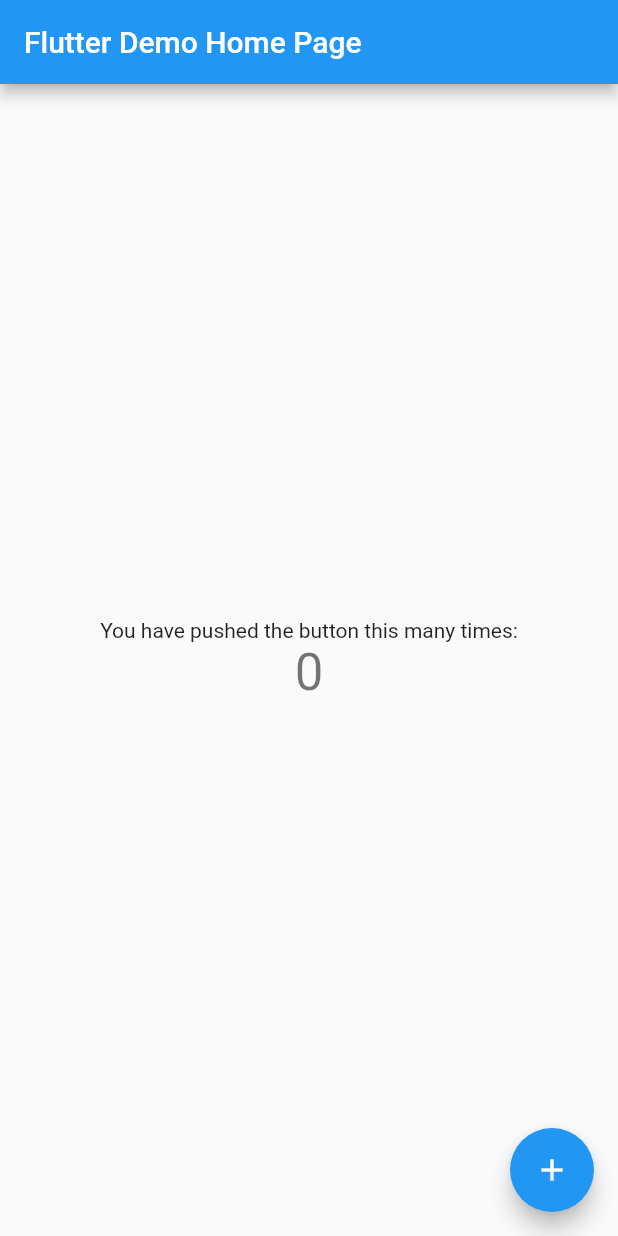
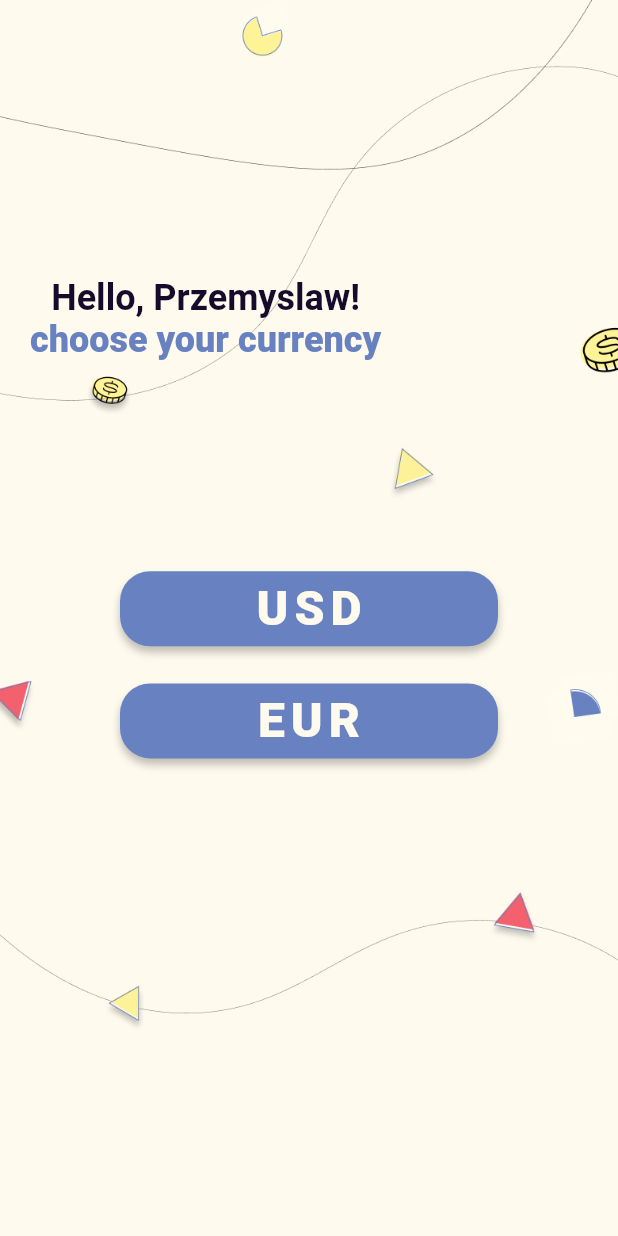
Before and after one commit to p-golba/kantor_euvic, a Flutter app: the screen it shows after launch, on a phone screen of 412 x 824 dp. Run offline on Flutter 3.47's test engine with Material 2 defaults, Android fonts, the light colour scheme and no system bars; our stand-ins replace google_fonts.

Commit message:
wip add home page screen

```diff
--- /dev/null
+++ b/lib/app.dart
@@ -0,0 +1,14 @@
+import 'package:flutter/material.dart';
+import 'package:kantor_euvic/home_page/view/home_page.dart';
+
+class App extends StatelessWidget {
+  const App({Key? key}) : super(key: key);
+
+  @override
+  Widget build(BuildContext context) {
+    return MaterialApp(
+      debugShowCheckedModeBanner: false,
+      home: HomePage(),
+    );
+  }
+}
--- /dev/null
+++ b/lib/home_page/view/home_page.dart
@@ -0,0 +1,130 @@
+import 'package:flutter/material.dart';
+import 'package:google_fonts/google_fonts.dart';
+
+class HomePage extends StatelessWidget {
+  const HomePage({Key? key}) : super(key: key);
+
+  @override
+  Widget build(BuildContext context) {
+    return Container(
+      decoration: BoxDecoration(
+        image: DecorationImage(
+          image: AssetImage('assets/bg.png'),
+          fit: BoxFit.cover,
+        ),
+      ),
+      child: Scaffold(
+        backgroundColor: Colors.transparent,
+        body: Padding(
+          padding: const EdgeInsets.all(20),
+          child: Column(
+            crossAxisAlignment: CrossAxisAlignment.start,
+            children: [
+              Padding(
+                padding: EdgeInsets.only(
+                  top: MediaQuery.of(context).size.height * 0.2,
+                ),
+                child: Column(
+                  children: [
+                    Text(
+                      'Hello, Przemyslaw!',
+                      style: TextStyle(
+                        color: Color(0xff150C2C),
+                        fontSize: 24,
+                        fontWeight: FontWeight.w700,
+                        fontFamily:
+                            GoogleFonts.ibmPlexSansDevanagari().fontFamily,
+                      ),
+                    ),
+                    Text(
+                      'choose your currency',
+                      style: TextStyle(
+                        color: Color(0xff6881C0),
+                        fontSize: 24,
+                        fontWeight: FontWeight.w900,
+                        fontFamily:
+                            GoogleFonts.ibmPlexSansDevanagari().fontFamily,
+                      ),
+                    ),
+                  ],
+                ),
+              ),
+              Padding(
+                padding: EdgeInsets.only(
+                  top: MediaQuery.of(context).size.height * 0.17,
+                ),
+              ),
+              Align(
+                alignment: Alignment.center,
+                child: Container(
+                  width: 252,
+                  height: 50,
+                  decoration: BoxDecoration(
+                      borderRadius: BorderRadius.circular(20),
+                      color: Color(0xff6881C0),
+                      boxShadow: [
+                        BoxShadow(
+                          offset: Offset(0, 4),
+                          spreadRadius: 0,
+                          blurRadius: 4,
+                          color: Color.fromRGBO(0, 0, 0, 0.25),
+                        )
+                      ]),
+                  child: Center(
+                    child: Text(
+                      'USD',
+                      style: TextStyle(
+                        color: Color(0xffFEFAEE),
+                        fontFamily:
+                            GoogleFonts.ibmPlexSansDevanagari().fontFamily,
+                        fontWeight: FontWeight.w900,
+                        fontSize: 32,
+                        letterSpacing: 4,
+                      ),
+                    ),
+                  ),
+                ),
+              ),
+              Padding(
+                padding: EdgeInsets.only(
+                  top: MediaQuery.of(context).size.height * 0.03,
+                ),
+              ),
+              Align(
+                alignment: Alignment.center,
+                child: Container(
+                  width: 252,
+                  height: 50,
+                  decoration: BoxDecoration(
+                      borderRadius: BorderRadius.circular(20),
+                      color: Color(0xff6881C0),
+                      boxShadow: [
+                        BoxShadow(
+                          offset: Offset(0, 4),
+                          spreadRadius: 0,
+                          blurRadius: 4,
+                          color: Color.fromRGBO(0, 0, 0, 0.25),
+                        )
+                      ]),
+                  child: Center(
+                    child: Text(
+                      'EUR',
+                      style: TextStyle(
+                        color: Color(0xffFEFAEE),
+                        fontFamily:
+                            GoogleFonts.ibmPlexSansDevanagari().fontFamily,
+                        fontWeight: FontWeight.w900,
+                        fontSize: 32,
+                        letterSpacing: 4,
+                      ),
+                    ),
+                  ),
+                ),
+              ),
+            ],
+          ),
+        ),
+      ),
+    );
+  }
+}
--- a/lib/main.dart
+++ b/lib/main.dart
@@ -1,115 +1,14 @@
 import 'package:flutter/material.dart';
+import 'package:flutter/services.dart';
+import 'package:kantor_euvic/app.dart';
 
 void main() {
-  runApp(const MyApp());
+  WidgetsFlutterBinding.ensureInitialized();
+  SystemChrome.setSystemUIOverlayStyle(
+    const SystemUiOverlayStyle(
+      statusBarColor: Colors.transparent,
+      statusBarIconBrightness: Brightness.dark,
+    ),
+  );
+  runApp(const App());
 }
-
-class MyApp extends StatelessWidget {
-  const MyApp({super.key});
-
-  // This widget is the root of your application.
-  @override
-  Widget build(BuildContext context) {
-    return MaterialApp(
-      title: 'Flutter Demo',
-      theme: ThemeData(
-        // This is the theme of your application.
-        //
-        // Try running your application with "flutter run". You'll see the
-        // application has a blue toolbar. Then, without quitting the app, try
-        // changing the primarySwatch below to Colors.green and then invoke
-        // "hot reload" (press "r" in the console where you ran "flutter run",
-        // or simply save your changes to "hot reload" in a Flutter IDE).
-        // Notice that the counter didn't reset back to zero; the application
-        // is not restarted.
-        primarySwatch: Colors.blue,
-      ),
-      home: const MyHomePage(title: 'Flutter Demo Home Page'),
-    );
-  }
-}
-
-class MyHomePage extends StatefulWidget {
-  const MyHomePage({super.key, required this.title});
-
-  // This widget is the home page of your application. It is stateful, meaning
-  // that it has a State object (defined below) that contains fields that affect
-  // how it looks.
-
-  // This class is the configuration for the state. It holds the values (in this
-  // case the title) provided by the parent (in this case the App widget) and
-  // used by the build method of the State. Fields in a Widget subclass are
-  // always marked "final".
-
-  final String title;
-
-  @override
-  State<MyHomePage> createState() => _MyHomePageState();
-}
-
-class _MyHomePageState extends State<MyHomePage> {
-  int _counter = 0;
-
-  void _incrementCounter() {
-    setState(() {
-      // This call to setState tells the Flutter framework that something has
-      // changed in this State, which causes it to rerun the build method below
-      // so that the display can reflect the updated values. If we changed
-      // _counter without calling setState(), then the build method would not be
-      // called again, and so nothing would appear to happen.
-      _counter++;
-    });
-  }
-
-  @override
-  Widget build(BuildContext context) {
-    // This method is rerun every time setState is called, for instance as done
-    // by the _incrementCounter method above.
-    //
-    // The Flutter framework has been optimized to make rerunning build methods
-    // fast, so that you can just rebuild anything that needs updating rather
-    // than having to individually change instances of widgets.
-    return Scaffold(
-      appBar: AppBar(
-        // Here we take the value from the MyHomePage object that was created by
-        // the App.build method, and use it to set our appbar title.
-        title: Text(widget.title),
-      ),
-      body: Center(
-        // Center is a layout widget. It takes a single child and positions it
-        // in the middle of the parent.
-        child: Column(
-          // Column is also a layout widget. It takes a list of children and
-          // arranges them vertically. By default, it sizes itself to fit its
-          // children horizontally, and tries to be as tall as its parent.
-          //
-          // Invoke "debug painting" (press "p" in the console, choose the
-          // "Toggle Debug Paint" action from the Flutter Inspector in Android
-          // Studio, or the "Toggle Debug Paint" command in Visual Studio Code)
-          // to see the wireframe for each widget.
-          //
-          // Column has various properties to control how it sizes itself and
-          // how it positions its children. Here we use mainAxisAlignment to
-          // center the children vertically; the main axis here is the vertical
-          // axis because Columns are vertical (the cross axis would be
-          // horizontal).
-          mainAxisAlignment: MainAxisAlignment.center,
-          children: <Widget>[
-            const Text(
-              'You have pushed the button this many times:',
-            ),
-            Text(
-              '$_counter',
-              style: Theme.of(context).textTheme.headlineMedium,
-            ),
-          ],
-        ),
-      ),
-      floatingActionButton: FloatingActionButton(
-        onPressed: _incrementCounter,
-        tooltip: 'Increment',
-        child: const Icon(Icons.add),
-      ), // This trailing comma makes auto-formatting nicer for build methods.
-    );
-  }
-}
--- a/pubspec.yaml
+++ b/pubspec.yaml
@@ -35,6 +35,8 @@
   # The following adds the Cupertino Icons font to your application.
   # Use with the CupertinoIcons class for iOS style icons.
   cupertino_icons: ^1.0.2
+  flutter_svg_provider: ^1.0.3
+  google_fonts: ^4.0.3
 
 dev_dependencies:
   flutter_test:
@@ -62,7 +64,8 @@
   # assets:
   #   - images/a_dot_burr.jpeg
   #   - images/a_dot_ham.jpeg
-
+  assets:
+    - assets/
   # An image asset can refer to one or more resolution-specific "variants", see
   # https://flutter.dev/assets-and-images/#resolution-aware
 
```
Also changed, not shown: assets/bg.png (added), assets/bg.svg (added), pubspec.lock, 2 other files.
